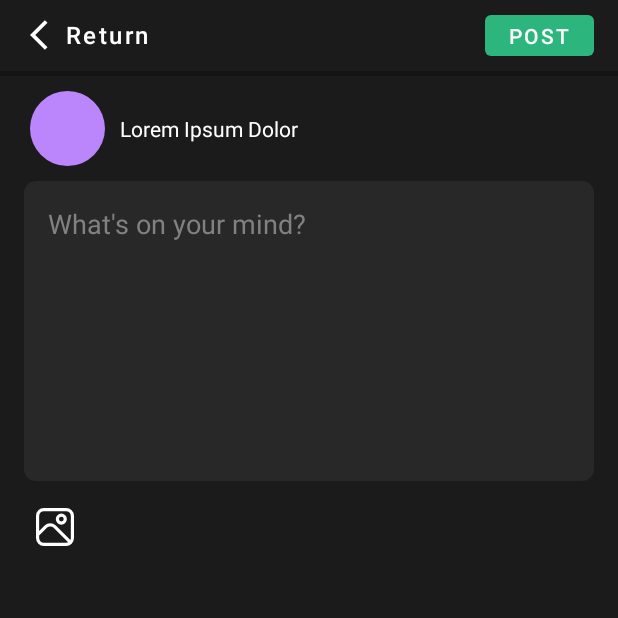
After one commit to jhncrl04/Social-networking-project, an Android app: the CreatePost screen opened directly, with no data from a screen before it, on a phone screen of 412 x 824 dp, the top half of it. The commit adds this screen. Run offline under Robolectric (Android 15) with nearby library versions, the phone set to English and light mode, and no system bars; our stand-ins replace Firebase (no records; nobody signed in at launch, a user with empty details on screens opened directly).

Commit message:
Commit 4:
Add post creation and log out function

```diff
--- /dev/null
+++ b/app/src/main/java/com/example/fakebook/CreatePost.java
@@ -0,0 +1,107 @@
+package com.example.fakebook;
+
+import android.content.Intent;
+import android.os.Bundle;
+import android.view.View;
+import android.widget.Button;
+import android.widget.EditText;
+import android.widget.ProgressBar;
+import android.widget.Toast;
+
+import androidx.activity.EdgeToEdge;
+import androidx.appcompat.app.AppCompatActivity;
+import androidx.core.graphics.Insets;
+import androidx.core.view.ViewCompat;
+import androidx.core.view.WindowInsetsCompat;
+
+import com.google.firebase.auth.FirebaseAuth;
+import com.google.firebase.auth.FirebaseUser;
+import com.google.firebase.database.FirebaseDatabase;
+import com.google.firebase.firestore.DocumentReference;
+import com.google.firebase.firestore.FirebaseFirestore;
+
+import java.util.Date;
+import java.util.HashMap;
+import java.util.Map;
+
+public class CreatePost extends AppCompatActivity {
+
+    Button buttonReturn, buttonSubmitPost;
+    EditText etPostContent;
+
+    ProgressBar progressBar;
+    FirebaseFirestore firestoreDB;
+
+    @Override
+    protected void onCreate(Bundle savedInstanceState) {
+        super.onCreate(savedInstanceState);
+        EdgeToEdge.enable(this);
+        setContentView(R.layout.activity_create_post);
+        ViewCompat.setOnApplyWindowInsetsListener(findViewById(R.id.main), (v, insets) -> {
+            Insets systemBars = insets.getInsets(WindowInsetsCompat.Type.systemBars());
+            v.setPadding(systemBars.left, systemBars.top, systemBars.right, systemBars.bottom);
+            return insets;
+        });
+
+        buttonReturn = findViewById(R.id.return_button);
+        buttonSubmitPost = findViewById(R.id.submit_post_button);
+        etPostContent = findViewById(R.id.post_content);
+
+        progressBar = findViewById(R.id.progress_loader);
+        firestoreDB = FirebaseFirestore.getInstance();
+
+        buttonReturn.setOnClickListener(new View.OnClickListener() {
+            @Override
+            public void onClick(View view) {
+                Intent intent = new Intent(CreatePost.this, Feed.class);
+                startActivity(intent);
+            }
+        });
+
+        buttonSubmitPost.setOnClickListener(new View.OnClickListener() {
+            @Override
+            public void onClick(View view) {
+
+                String postContent = etPostContent.getText().toString();
+
+                if (!postContent.isBlank()) {
+                    FirebaseUser user = FirebaseAuth.getInstance().getCurrentUser();
+                    String uid = user.getUid();
+
+                    Date dateNow = new Date();
+
+                    progressBar.setVisibility(View.VISIBLE);
+                    buttonSubmitPost.setEnabled(false);
+
+                    DocumentReference docRef = firestoreDB.collection("POST COLLECTION").document();  // Generate unique doc ID
+
+                    String postId = docRef.getId();  // Get the ID
+                    Map<String, Object> newPost = new HashMap<>();
+                    newPost.put("postId", postId);    // Manually add it
+                    newPost.put("userID", uid);
+                    newPost.put("commentsCount", 0);
+                    newPost.put("likesCount", 0);
+                    newPost.put("dateCreated", new Date());
+                    newPost.put("shareCount", 0);
+                    newPost.put("content", postContent);
+
+                    docRef.set(newPost).addOnCompleteListener(task -> {
+                        // Hide the loader
+                        progressBar.setVisibility(View.GONE);
+                        buttonSubmitPost.setEnabled(true);
+
+                        if (task.isSuccessful()) {
+                            Intent intent = new Intent(CreatePost.this, Feed.class);
+                            intent.putExtra("postCreationStatus", "completed");
+                            startActivity(intent);
+                            finish();
+                        } else {
+                            // Handle failure
+                            Toast.makeText(CreatePost.this, "Failed to post", Toast.LENGTH_SHORT).show();
+                        }
+                    });
+                }
+            }
+        });
+    }
+}
--- /dev/null
+++ b/app/src/main/res/drawable/baseline_arrow_back_ios_24.xml
@@ -0,0 +1,5 @@
+<vector xmlns:android="http://schemas.android.com/apk/res/android" android:autoMirrored="true" android:height="24dp" android:tint="#FFFFFF" android:viewportHeight="24" android:viewportWidth="24" android:width="24dp">
+
+    <path android:fillColor="@android:color/white" android:pathData="M11.67,3.87L9.9,2.1 0,12l9.9,9.9 1.77,-1.77L3.54,12z"/>
+
+</vector>
--- /dev/null
+++ b/app/src/main/res/drawable/baseline_logout_24.xml
@@ -0,0 +1,5 @@
+<vector xmlns:android="http://schemas.android.com/apk/res/android" android:autoMirrored="true" android:height="24dp" android:tint="#818181" android:viewportHeight="24" android:viewportWidth="24" android:width="24dp">
+
+    <path android:fillColor="@android:color/white" android:pathData="M17,7l-1.41,1.41L18.17,11H8v2h10.17l-2.58,2.58L17,17l5,-5zM4,5h8V3H4c-1.1,0 -2,0.9 -2,2v14c0,1.1 0.9,2 2,2h8v-2H4V5z"/>
+
+</vector>
--- /dev/null
+++ b/app/src/main/res/drawable/baseline_settings_24.xml
@@ -0,0 +1,5 @@
+<vector xmlns:android="http://schemas.android.com/apk/res/android" android:height="24dp" android:tint="#818181" android:viewportHeight="24" android:viewportWidth="24" android:width="24dp">
+
+    <path android:fillColor="@android:color/white" android:pathData="M19.14,12.94c0.04,-0.3 0.06,-0.61 0.06,-0.94c0,-0.32 -0.02,-0.64 -0.07,-0.94l2.03,-1.58c0.18,-0.14 0.23,-0.41 0.12,-0.61l-1.92,-3.32c-0.12,-0.22 -0.37,-0.29 -0.59,-0.22l-2.39,0.96c-0.5,-0.38 -1.03,-0.7 -1.62,-0.94L14.4,2.81c-0.04,-0.24 -0.24,-0.41 -0.48,-0.41h-3.84c-0.24,0 -0.43,0.17 -0.47,0.41L9.25,5.35C8.66,5.59 8.12,5.92 7.63,6.29L5.24,5.33c-0.22,-0.08 -0.47,0 -0.59,0.22L2.74,8.87C2.62,9.08 2.66,9.34 2.86,9.48l2.03,1.58C4.84,11.36 4.8,11.69 4.8,12s0.02,0.64 0.07,0.94l-2.03,1.58c-0.18,0.14 -0.23,0.41 -0.12,0.61l1.92,3.32c0.12,0.22 0.37,0.29 0.59,0.22l2.39,-0.96c0.5,0.38 1.03,0.7 1.62,0.94l0.36,2.54c0.05,0.24 0.24,0.41 0.48,0.41h3.84c0.24,0 0.44,-0.17 0.47,-0.41l0.36,-2.54c0.59,-0.24 1.13,-0.56 1.62,-0.94l2.39,0.96c0.22,0.08 0.47,0 0.59,-0.22l1.92,-3.32c0.12,-0.22 0.07,-0.47 -0.12,-0.61L19.14,12.94zM12,15.6c-1.98,0 -3.6,-1.62 -3.6,-3.6s1.62,-3.6 3.6,-3.6s3.6,1.62 3.6,3.6S13.98,15.6 12,15.6z"/>
+
+</vector>
--- /dev/null
+++ b/app/src/main/res/drawable/image_rounded_border.xml
@@ -0,0 +1,4 @@
+<shape xmlns:android="http://schemas.android.com/apk/res/android"
+    android:shape="oval">
+    <solid android:color="#FFBB86FC" /> <!-- or any color you want -->
+</shape>
--- /dev/null
+++ b/app/src/main/res/drawable/main_btn_bg.xml
@@ -0,0 +1,5 @@
+<?xml version="1.0" encoding="utf-8"?>
+<shape xmlns:android="http://schemas.android.com/apk/res/android" android:shape="rectangle">
+    <solid android:color="#2CB67D"/>
+    <corners android:radius="4dp"/>
+</shape>
--- /dev/null
+++ b/app/src/main/res/drawable/transparent_bg.xml
@@ -0,0 +1,5 @@
+<?xml version="1.0" encoding="utf-8"?>
+<shape xmlns:android="http://schemas.android.com/apk/res/android">
+    <solid android:color="@android:color/transparent" /> <!-- Transparent background -->
+    <corners android:radius="8dp" /> <!-- Corner radius -->
+</shape>
--- /dev/null
+++ b/app/src/main/res/layout/activity_create_post.xml
@@ -0,0 +1,140 @@
+<?xml version="1.0" encoding="utf-8"?>
+<androidx.constraintlayout.widget.ConstraintLayout xmlns:android="http://schemas.android.com/apk/res/android"
+    xmlns:app="http://schemas.android.com/apk/res-auto"
+    xmlns:tools="http://schemas.android.com/tools"
+    android:id="@+id/main"
+    android:layout_width="match_parent"
+    android:layout_height="match_parent"
+    android:background="#1B1B1B"
+    tools:context=".CreatePost">
+
+    <ProgressBar
+        android:id="@+id/progress_loader"
+        style="?android:attr/progressBarStyleLarge"
+        android:layout_width="wrap_content"
+        android:layout_height="wrap_content"
+        android:visibility="gone"
+        app:layout_constraintTop_toTopOf="parent"
+        app:layout_constraintBottom_toBottomOf="parent"
+        app:layout_constraintStart_toStartOf="parent"
+        app:layout_constraintEnd_toEndOf="parent" />
+
+    <LinearLayout
+        android:id="@+id/header"
+        android:layout_width="match_parent"
+        android:layout_height="wrap_content"
+        android:background="#1B1B1B"
+        android:gravity="center_vertical"
+        android:orientation="horizontal"
+        android:paddingHorizontal="16dp"
+        android:paddingVertical="10dp"
+        app:layout_constraintTop_toTopOf="parent">
+
+        <androidx.appcompat.widget.AppCompatButton
+            android:id="@+id/return_button"
+            android:layout_width="wrap_content"
+            android:layout_height="wrap_content"
+            android:minWidth="0dp"
+            android:minHeight="0dp"
+            android:layout_marginStart="4dp"
+            android:letterSpacing=".1"
+            android:drawableStart="@drawable/baseline_arrow_back_ios_24"
+            android:background="@drawable/transparent_bg"
+            android:text="Return"
+            android:textColor="#ffffff"
+            android:textSize="16sp"
+            android:textAllCaps="false"/>
+
+        <View
+            android:layout_width="0dp"
+            android:layout_height="0dp"
+            android:layout_weight="1" />
+
+        <androidx.appcompat.widget.AppCompatButton
+            android:id="@+id/submit_post_button"
+            android:layout_width="wrap_content"
+            android:layout_height="wrap_content"
+            android:background="@drawable/main_btn_bg"
+            android:letterSpacing="0.1"
+            android:minWidth="0dp"
+            android:minHeight="0dp"
+            android:paddingHorizontal="16dp"
+            android:paddingVertical="4dp"
+            android:text="Post"
+            android:textColor="#ffffff"
+            android:textSize="14sp" />
+    </LinearLayout>
+
+    <LinearLayout
+        android:id="@+id/header_body_separator"
+        android:layout_width="match_parent"
+        android:layout_height="3dp"
+        android:background="#141414"
+        android:orientation="horizontal"
+        app:layout_constraintTop_toBottomOf="@+id/header" />
+
+    <LinearLayout
+        android:id="@+id/user_profile"
+        android:layout_width="match_parent"
+        android:layout_height="wrap_content"
+        android:paddingHorizontal="20dp"
+        android:paddingVertical="10dp"
+        app:layout_constraintTop_toBottomOf="@+id/header_body_separator">
+
+        <LinearLayout
+            android:layout_width="match_parent"
+            android:layout_height="wrap_content"
+            android:gravity="center_vertical"
+            android:orientation="horizontal">
+
+            <ImageView
+                android:layout_width="50dp"
+                android:layout_height="50dp"
+                android:layout_marginEnd="10dp"
+                android:background="@drawable/image_rounded_border" />
+
+            <TextView
+                android:layout_width="wrap_content"
+                android:layout_height="wrap_content"
+                android:text="Lorem Ipsum Dolor"
+                android:textColor="#ffffff"
+                android:textSize="14sp" />
+
+        </LinearLayout>
+
+    </LinearLayout>
+
+    <EditText
+        android:id="@+id/post_content"
+        android:layout_width="match_parent"
+        android:layout_height="200dp"
+        android:layout_marginHorizontal="16dp"
+        android:background="@drawable/rounded_textfields"
+        android:gravity="start|top"
+        android:hint="What's on your mind?"
+        android:padding="16dp"
+        android:textColorHint="#818181"
+        app:layout_constraintTop_toBottomOf="@+id/user_profile" />
+
+    <LinearLayout
+        android:id="@+id/button_wrapper"
+        android:layout_width="wrap_content"
+        android:layout_height="wrap_content"
+        android:orientation="horizontal"
+        android:paddingHorizontal="16dp"
+        android:layout_marginVertical="10dp"
+        app:layout_constraintTop_toBottomOf="@+id/post_content"
+        tools:ignore="MissingConstraints">
+
+        <ImageButton
+            android:layout_width="25dp"
+            android:layout_height="25dp"
+            android:src="@drawable/image_vector"
+            android:background="@null"
+            android:contentDescription="My Image Button"
+            android:scaleType="centerCrop"
+            android:layout_margin="8dp" />
+
+    </LinearLayout>
+
+</androidx.constraintlayout.widget.ConstraintLayout>
--- a/app/src/main/res/layout/activity_log_in.xml
+++ b/app/src/main/res/layout/activity_log_in.xml
@@ -5,7 +5,7 @@
     android:id="@+id/main"
     android:layout_width="match_parent"
     android:layout_height="match_parent"
-    android:background="#1B1B1B"
+    android:background="#16161A"
     tools:context=".MainActivity">
 
     <LinearLayout
--- a/app/src/main/res/layout/activity_sign_up.xml
+++ b/app/src/main/res/layout/activity_sign_up.xml
@@ -5,7 +5,7 @@
     android:id="@+id/main"
     android:layout_width="match_parent"
     android:layout_height="match_parent"
-    android:background="#1B1B1B">
+    android:background="#16161A">
 
     <LinearLayout
         android:id="@+id/title_layout"
--- a/app/src/main/res/layout/activity_sign_up_password.xml
+++ b/app/src/main/res/layout/activity_sign_up_password.xml
@@ -5,7 +5,7 @@
     xmlns:tools="http://schemas.android.com/tools"
     android:layout_width="match_parent"
     android:layout_height="match_parent"
-    android:background="#1B1B1B">
+    android:background="#16161A">
 
     <LinearLayout
         android:id="@+id/title_layout"
--- a/app/src/main/res/layout/activity_sign_up_username.xml
+++ b/app/src/main/res/layout/activity_sign_up_username.xml
@@ -5,7 +5,7 @@
     android:id="@+id/main"
     android:layout_width="match_parent"
     android:layout_height="match_parent"
-    android:background="#1B1B1B">
+    android:background="#16161A">
 
     <LinearLayout
         android:id="@+id/title_layout"
--- a/app/src/main/res/values/styles.xml
+++ b/app/src/main/res/values/styles.xml
@@ -13,4 +13,5 @@
         <item name="android:textColorHint">#FAFAFA</item>
         <item name="android:textColor">#FFFFFF</item>
     </style>
+
 </resources>
```
Also changed, not shown: app/src/main/AndroidManifest.xml (+9 -0 lines), app/src/main/java/com/example/fakebook/Feed.java (+34 -0 lines), app/src/main/java/com/example/fakebook/MainActivity.java (+10 -4 lines), app/src/main/java/com/example/fakebook/Sidebar.java (added, +46 -0 lines), app/src/main/res/layout/activity_feed.xml (+131 -77 lines), app/src/main/res/layout/activity_sidebar.xml (added, +132 -0 lines).
